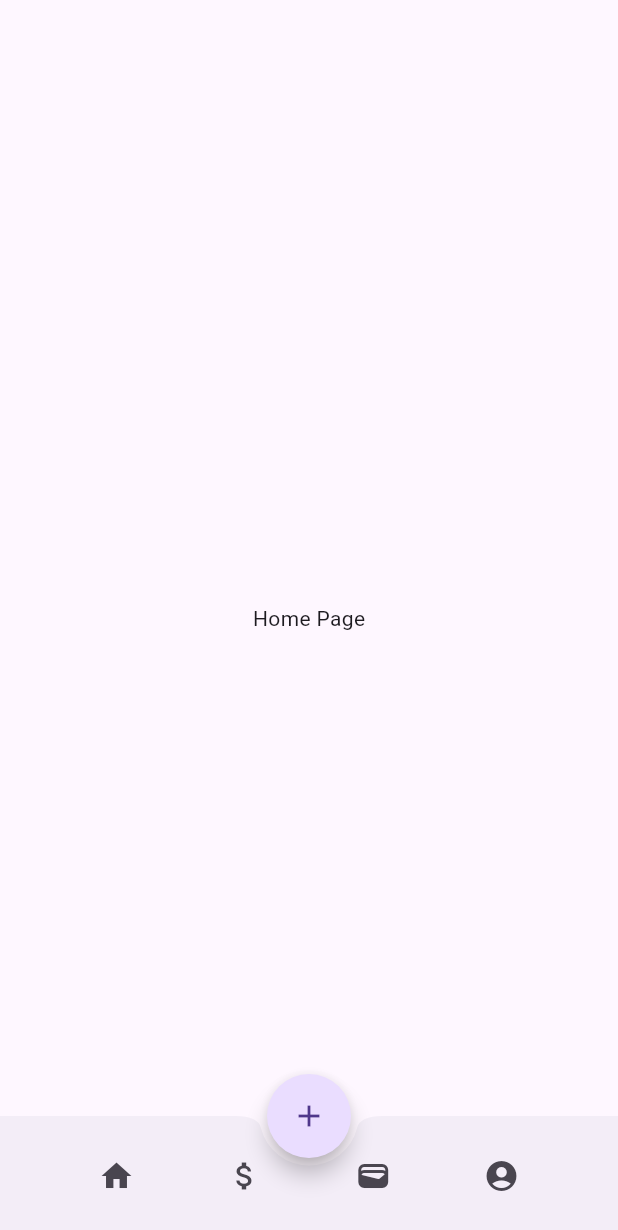
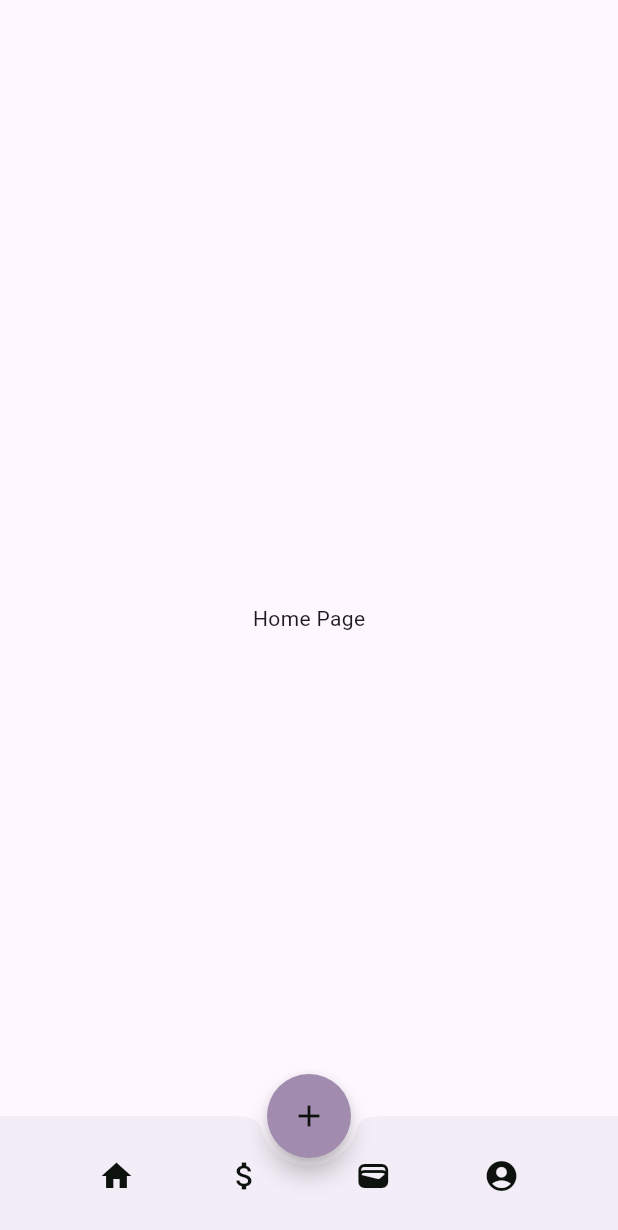
Before and after one commit to The-Cool-Kids-2024/BudgetingApp, a Flutter app: the screen it shows after launch, on a phone screen of 412 x 824 dp. Shown: the top 1230 px of the screen. Run offline on Flutter 3.47's test engine with Material 3 defaults, Android fonts, the phone set to English and light mode, and no system bars; drawn by our look-alikes of flutter_speed_dial; our stand-ins replace google_nav_bar.

```diff
--- /dev/null
+++ b/lib/CCTheme.dart
@@ -0,0 +1,10 @@
+import 'dart:ui';
+
+// Common Cents Theme
+class CCTheme {
+  static const Color primary = Color.fromARGB(255, 34, 203, 67);
+  static const Color secondary = Color.fromARGB(255, 173, 174, 199);
+  static const Color accent = Color.fromARGB(255, 161, 139, 175);
+  static const Color background = Color.fromARGB(255, 245, 248, 246);
+  static const Color text = Color.fromARGB(255, 13, 18, 14);
+}
--- a/lib/MainNavigationWidget.dart
+++ b/lib/MainNavigationWidget.dart
@@ -1,4 +1,6 @@
 import 'package:flutter/material.dart';
+import 'package:flutter_speed_dial/flutter_speed_dial.dart';
+import 'package:test_flutter/CCTheme.dart';
 import 'package:test_flutter/Pages/GoalsPage.dart';
 
 import 'Pages/AccountPage.dart';
@@ -40,24 +42,28 @@ class _MainNavigationWidgetState extends State<MainNavigationWidget> {
           children: [
             IconButton(
               icon: const Icon(Icons.home),
+              color: CCTheme.text,
               onPressed: () {
                 SetCurrentPage(NavigationPage.HOME);
               },
             ),
             IconButton(
               icon: const Icon(Icons.attach_money),
+              color: CCTheme.text,
               onPressed: () {
                 SetCurrentPage(NavigationPage.BUDGET);
               },
             ),
             IconButton(
               icon: const Icon(Icons.wallet),
+              color: CCTheme.text,
               onPressed: () {
                 SetCurrentPage(NavigationPage.GOAL);
               },
             ),
             IconButton(
               icon: const Icon(Icons.account_circle),
+              color: CCTheme.text,
               onPressed: () {
                 SetCurrentPage(NavigationPage.ACCOUNT);
               },
@@ -67,12 +73,28 @@ class _MainNavigationWidgetState extends State<MainNavigationWidget> {
       ),
 
         floatingActionButtonLocation: FloatingActionButtonLocation.centerDocked,
-      floatingActionButton: FloatingActionButton(
-        onPressed: () {
-          print("Floating Action Button Pressed");
-        },
+      floatingActionButton: SpeedDial(
+        backgroundColor: CCTheme.accent,
+        foregroundColor: CCTheme.text,
         shape: const CircleBorder(),
         child: const Icon(Icons.add),
+        direction: SpeedDialDirection.up,
+        children: [
+          SpeedDialChild(
+            child: const Icon(Icons.attach_money),
+            label: 'Add Transaction',
+            onTap: () {
+              print('Add Transaction');
+            },
+          ),
+          SpeedDialChild(
+            child: const Icon(Icons.wallet),
+            label: 'Add Goal',
+            onTap: () {
+              print('Add Goal');
+            },
+          ),
+        ],
 
       )
     );
--- a/pubspec.yaml
+++ b/pubspec.yaml
@@ -36,6 +36,7 @@ dependencies:
   # Use with the CupertinoIcons class for iOS style icons.
   cupertino_icons: ^1.0.2
   google_nav_bar: ^5.0.6
+  flutter_speed_dial: ^7.0.0
 
 dev_dependencies:
   flutter_test:
```
Also changed, not shown: lib/CommonWidgets/DollarAmount.dart (added, +54 -0 lines), lib/Pages/GoalsPage.dart (+17 -1 lines), pubspec.lock.
